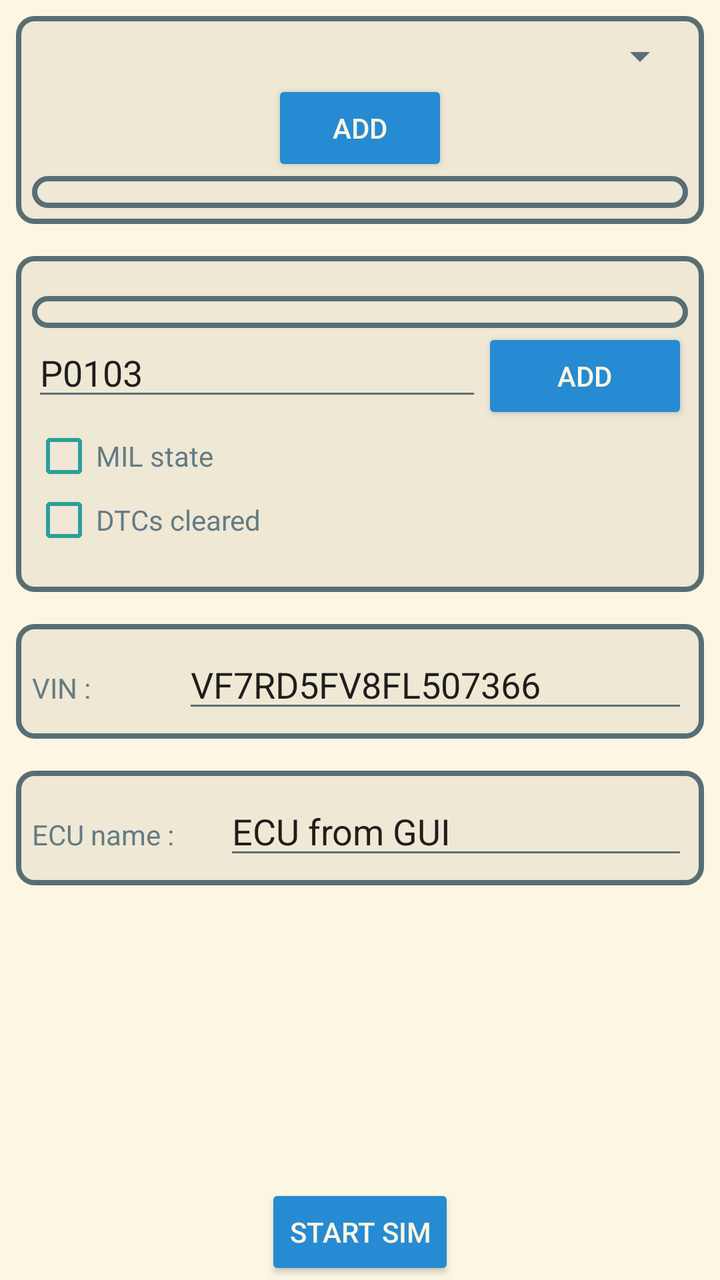
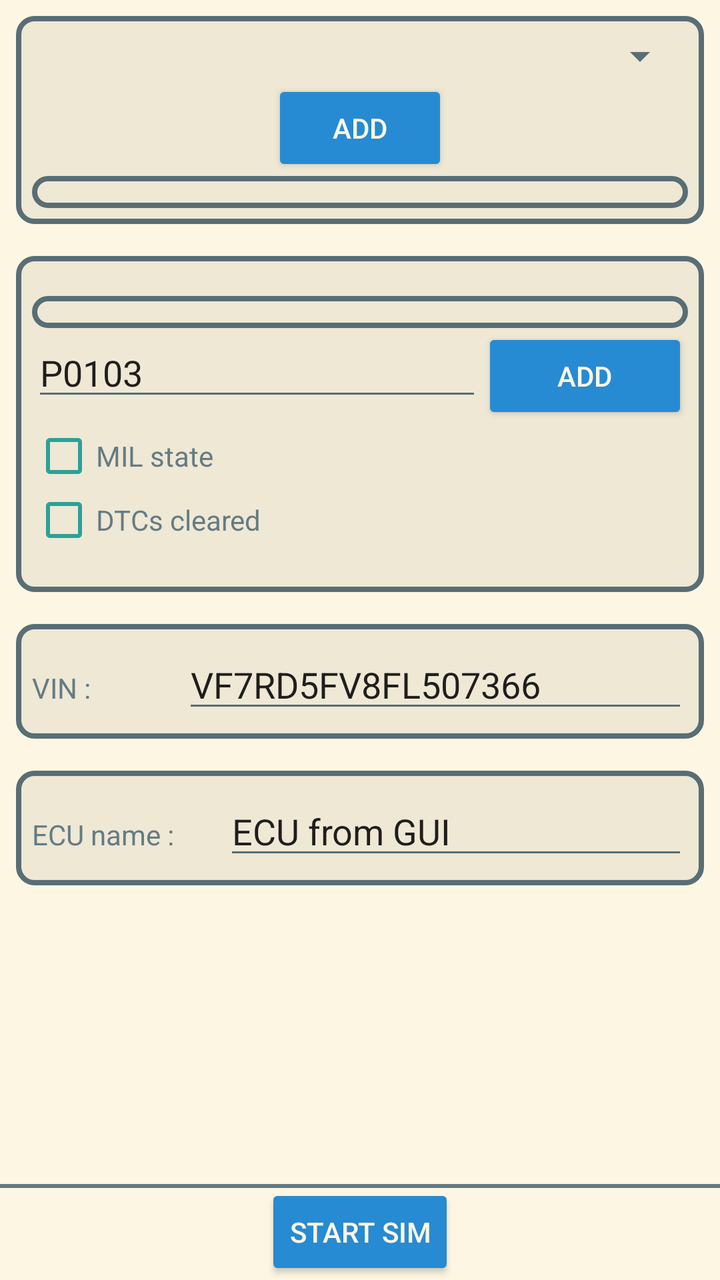

An Android layout rendered at two revisions. The XML below is the earlier revision; the diff shows what the commit changed to produce the second picture.
<!-- AndroidManifest.xml: application theme Theme.Solarized -->
<!-- res/layout/sim.xml -->
<?xml version="1.0" encoding="utf-8"?>
<androidx.constraintlayout.widget.ConstraintLayout xmlns:android="http://schemas.android.com/apk/res/android"
    xmlns:app="http://schemas.android.com/apk/res-auto"
    xmlns:tools="http://schemas.android.com/tools"
    android:id="@+id/frameLayout"
    android:layout_width="match_parent"
    android:layout_height="match_parent" >

    <ScrollView
        android:id="@+id/sim_settings"
        android:layout_width="0dp"
        android:layout_height="0dp"
        android:clipToPadding="false"
        app:layout_constraintTop_toTopOf="parent"
        app:layout_constraintBottom_toTopOf="@id/sim_state"
        app:layout_constraintStart_toStartOf="parent"
        app:layout_constraintEnd_toEndOf="parent">

        <LinearLayout
            android:layout_width="match_parent"
            android:layout_height="wrap_content"
            android:orientation="vertical">

            <LinearLayout
                android:layout_width="match_parent"
                android:layout_height="wrap_content"
                android:layout_margin="8dp"
                android:background="@drawable/border"
                android:orientation="vertical">

                <LinearLayout
                    android:layout_width="match_parent"
                    android:layout_height="wrap_content"
                    android:gravity="center_horizontal"
                    android:orientation="vertical">

                    <Spinner
                        android:id="@+id/signal_choice"
                        android:layout_width="match_parent"
                        android:layout_height="wrap_content" />

                    <Button
                        android:id="@+id/signal_add"
                        android:layout_width="wrap_content"
                        android:layout_height="wrap_content"
                        android:layout_weight="1"
                        android:text="Add" />
                </LinearLayout>

                <LinearLayout
                    android:id="@+id/signal_container"
                    android:layout_width="match_parent"
                    android:layout_height="wrap_content"
                    android:background="@drawable/border"
                    android:orientation="vertical" />

            </LinearLayout>

            <LinearLayout
                android:layout_width="match_parent"
                android:layout_height="wrap_content"
                android:layout_margin="8dp"
                android:background="@drawable/border"
                android:orientation="vertical"
                android:paddingVertical="20dp">

                <LinearLayout
                    android:id="@+id/dtc_list"
                    android:layout_width="match_parent"
                    android:layout_height="wrap_content"
                    android:background="@drawable/border"
                    android:orientation="vertical"
                    android:visibility="visible" />

                <LinearLayout
                    android:layout_width="match_parent"
                    android:layout_height="wrap_content"
                    android:orientation="horizontal">

                    <EditText
                        android:id="@+id/dtc_entry"
                        android:layout_width="wrap_content"
                        android:layout_height="wrap_content"
                        android:layout_weight="1"
                        android:ems="10"
                        android:inputType="textNoSuggestions"
                        android:imeOptions="flagNoPersonalizedLearning"
                        android:importantForAutofill="no"
                        android:autofillHints=""
                        android:text="P0103" />

                    <Button
                        android:id="@+id/dtc_entery_validate"
                        android:layout_width="wrap_content"
                        android:layout_height="wrap_content"
                        android:layout_weight="1"
                        android:text="Add" />

                </LinearLayout>

                <LinearLayout
                    android:layout_width="match_parent"
                    android:layout_height="wrap_content"
                    android:orientation="horizontal">

                    <CheckBox
                        android:id="@+id/mil_state"
                        android:layout_width="wrap_content"
                        android:layout_height="wrap_content"
                        android:layout_weight="1"
                        android:text="MIL state" />
                </LinearLayout>

                <LinearLayout
                    android:layout_width="match_parent"
                    android:layout_height="wrap_content"
                    android:orientation="horizontal">

                    <CheckBox
                        android:id="@+id/dtcs_cleared"
                        android:layout_width="wrap_content"
                        android:layout_height="wrap_content"
                        android:layout_weight="1"
                        android:text="DTCs cleared" />
                </LinearLayout>
            </LinearLayout>

            <LinearLayout
                android:layout_width="match_parent"
                android:layout_height="wrap_content"
                android:layout_margin="8dp"
                android:background="@drawable/border"
                android:orientation="horizontal">

                <TextView
                    android:id="@+id/textView2"
                    android:layout_width="wrap_content"
                    android:layout_height="wrap_content"
                    android:layout_weight="1"
                    android:text="VIN : " />

                <EditText
                    android:id="@+id/vin"
                    android:layout_width="wrap_content"
                    android:layout_height="wrap_content"
                    android:layout_weight="1"
                    android:ems="10"
                    android:inputType="textNoSuggestions"
                    android:imeOptions="flagNoPersonalizedLearning"
                    android:importantForAutofill="no"
                    android:autofillHints=""
                    android:text="VF7RD5FV8FL507366" />
            </LinearLayout>

            <LinearLayout
                android:layout_width="match_parent"
                android:layout_height="wrap_content"
                android:layout_margin="8dp"
                android:background="@drawable/border"
                android:orientation="horizontal">

                <TextView
                    android:id="@+id/textView"
                    android:layout_width="wrap_content"
                    android:layout_height="wrap_content"
                    android:layout_weight="1"
                    android:text="ECU name : " />

                <EditText
                    android:id="@+id/ecu_name"
                    android:layout_width="wrap_content"
                    android:layout_height="wrap_content"
                    android:layout_weight="1"
                    android:ems="10"
                    android:inputType="textNoSuggestions"
                    android:imeOptions="flagNoPersonalizedLearning"
                    android:importantForAutofill="no"
                    android:autofillHints=""
                    android:text="ECU from GUI" />
            </LinearLayout>
        </LinearLayout>
    </ScrollView>

    <Button
        android:id="@+id/sim_state"
        android:layout_width="wrap_content"
        android:layout_height="wrap_content"
        android:text="Start Sim"
        app:layout_constraintBottom_toBottomOf="parent"
        app:layout_constraintEnd_toEndOf="parent"
        app:layout_constraintStart_toStartOf="parent"
        app:layout_constraintTop_toBottomOf="@+id/sim_settings" />

</androidx.constraintlayout.widget.ConstraintLayout>
<!-- resources referenced by this layout -->
<resources>
  <!-- drawable border (drawable) -->
  <shape xmlns:android="http://schemas.android.com/apk/res/android">
      
      <solid android:color="?attr/colorPrimary"/>
  
      
      <stroke
          android:width="2.5dp"
          android:color="?attr/android:textColorSecondary"/>
  
      
      <corners android:radius="8dp"/>
  
      
      <padding
          android:left="8dp"
          android:top="8dp"
          android:right="8dp"
          android:bottom="8dp"/>
  </shape>
  <style name="Theme.Solarized" parent="Theme.AppCompat.Light.NoActionBar">
          <item name="colorPrimary">@color/sol_base2</item>
          <item name="colorPrimaryDark">@color/sol_base1</item>
          <item name="colorAccent">@color/sol_blue</item>
  
          <item name="android:windowBackground">@color/sol_base3</item>
          <item name="android:colorBackground">@color/sol_base3</item>
          <item name="android:textColor">@color/sol_base00</item>
          <item name="android:textColorSecondary">@color/sol_base01</item>
  
          <item name="android:textViewStyle">@style/Solarized.TextView.Light</item>
          <item name="android:editTextStyle">@style/Solarized.EditText.Light</item>
          <item name="android:buttonStyle">@style/Solarized.Button.Light</item>
          <item name="android:checkboxStyle">@style/Solarized.CheckBox.Light</item>
      </style>
  <color name="sol_base2">#eee8d5</color>
  <color name="sol_base1">#93a1a1</color>
  <color name="sol_blue">#268bd2</color>
  <color name="sol_base3">#fdf6e3</color>
  <color name="sol_base00">#657b83</color>
  <color name="sol_base01">#586e75</color>
  <style name="Solarized.TextView.Light" parent="TextAppearance.AppCompat">
          <item name="android:textColor">@color/sol_base00</item>
      </style>
  <style name="Solarized.EditText.Light" parent="Widget.AppCompat.EditText">
          <item name="android:textColor">@color/sol_base00</item>
          <item name="android:textColorHint">@color/sol_base01</item>
          <item name="android:backgroundTint">@color/sol_base1</item>
      </style>
  <style name="Solarized.Button.Light" parent="Widget.AppCompat.Button">
          <item name="android:textColor">@color/sol_base3</item>
          <item name="android:backgroundTint">@color/sol_blue</item>
      </style>
  <style name="Solarized.CheckBox.Light" parent="Widget.AppCompat.CompoundButton.CheckBox">
          <item name="android:textColor">@color/sol_base00</item>
          <item name="buttonTint">@color/sol_cyan</item>
      </style>
  <color name="sol_cyan">#2aa198</color>
</resources>

<!-- the commit's change to res/layout/sim.xml (unified diff, before → after) -->
@@ -12,7 +12,7 @@
         android:layout_height="0dp"
         android:clipToPadding="false"
         app:layout_constraintTop_toTopOf="parent"
-        app:layout_constraintBottom_toTopOf="@id/sim_state"
+        app:layout_constraintBottom_toTopOf="@id/sim_state_container"
         app:layout_constraintStart_toStartOf="parent"
         app:layout_constraintEnd_toEndOf="parent">
 
@@ -36,6 +36,7 @@
 
                     <Spinner
                         android:id="@+id/signal_choice"
+                        android:padding="5dp"
                         android:layout_width="match_parent"
                         android:layout_height="wrap_content" />
 
@@ -181,14 +182,24 @@
         </LinearLayout>
     </ScrollView>
 
-    <Button
-        android:id="@+id/sim_state"
-        android:layout_width="wrap_content"
+    <LinearLayout
+        android:id="@+id/sim_state_container"
+        android:layout_width="match_parent"
         android:layout_height="wrap_content"
-        android:text="Start Sim"
         app:layout_constraintBottom_toBottomOf="parent"
         app:layout_constraintEnd_toEndOf="parent"
         app:layout_constraintStart_toStartOf="parent"
-        app:layout_constraintTop_toBottomOf="@+id/sim_settings" />
+        app:layout_constraintTop_toBottomOf="@+id/sim_settings"
+        android:background="@drawable/background_with_border_top"
+        android:gravity="center"
+        android:orientation="vertical">
+
+        <Button
+            android:id="@+id/sim_state"
+            android:layout_width="wrap_content"
+            android:layout_height="wrap_content"
+            android:text="Start Sim" />
+
+    </LinearLayout>
 
 </androidx.constraintlayout.widget.ConstraintLayout>
<!-- resource entries referenced after the edit -->
@@ -1,5 +1,25 @@
 <!-- resources referenced by this layout -->
 <resources>
+  <!-- drawable background_with_border_top (drawable) -->
+  <?xml version="1.0" encoding="utf-8"?>
+  <layer-list xmlns:android="http://schemas.android.com/apk/res/android">
+  
+      
+      <item>
+          <shape android:shape="rectangle">
+              <solid android:color="?attr/android:colorBackground"/>
+          </shape>
+      </item>
+  
+      
+      <item android:gravity="top">
+          <shape android:shape="rectangle">
+              <size android:height="2dp"/>
+              <solid android:color="?attr/android:textColor"/> 
+          </shape>
+      </item>
+  
+  </layer-list>
   <!-- drawable border (drawable) -->
   <shape xmlns:android="http://schemas.android.com/apk/res/android">
       
@@ -28,6 +48,7 @@
           <item name="android:windowBackground">@color/sol_base3</item>
           <item name="android:colorBackground">@color/sol_base3</item>
           <item name="android:textColor">@color/sol_base00</item>
+          <item name="colorOnPrimary">@color/sol_base00</item>
           <item name="android:textColorSecondary">@color/sol_base01</item>
   
           <item name="android:textViewStyle">@style/Solarized.TextView.Light</item>
